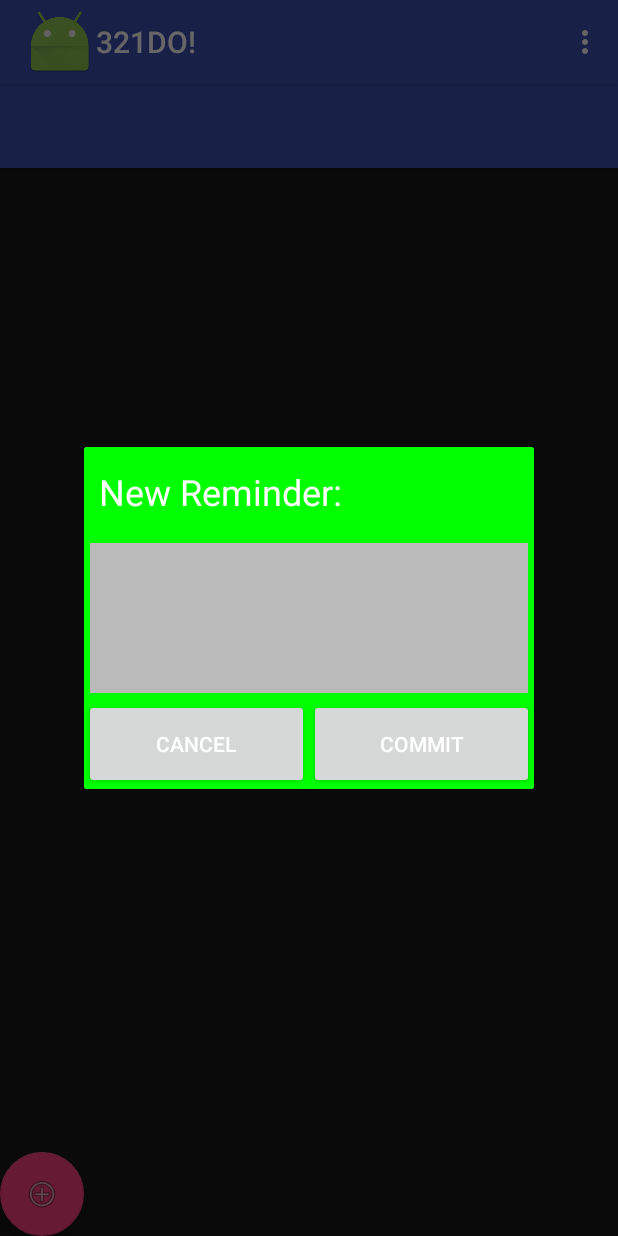
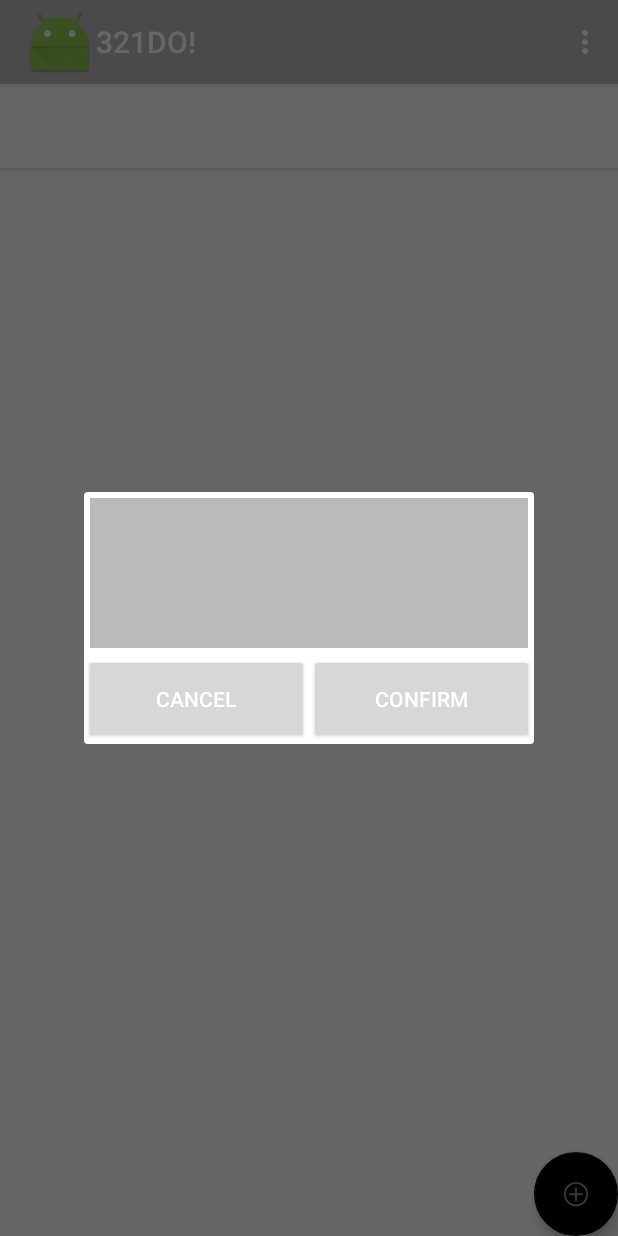
Before and after one commit to lalessio/321do, an Android app: the screen it shows after launch (NoteActivity), in the options menu, after a tap on "new Note", on a phone screen of 412 x 824 dp. Run offline under Robolectric (Android 15) with nearby library versions, the phone set to English and light mode, and no system bars.

Commit message:
still defining basic stuffs
now it works but its just a list with add operation but not delete or
edit

various problem on fetching the ids

various problems on Importance class

various problems in my head rn

```diff
--- a/321do/app/src/main/java/com/alessio/luca/a321do/Importance.java
+++ b/321do/app/src/main/java/com/alessio/luca/a321do/Importance.java
@@ -25,6 +25,10 @@ public class Importance {
     public Importance(Priority p, Urgency u) {
         this.priority = p;
         this.urgency = u;
+    }
+    public Importance(int i, char c){
+        this.priority = mapToPriority(i);
+        this.urgency = mapToUrgency(c);
     }
 
     //set & get
--- a/321do/app/src/main/java/com/alessio/luca/a321do/NoteActivity.java
+++ b/321do/app/src/main/java/com/alessio/luca/a321do/NoteActivity.java
@@ -1,93 +1,78 @@
 package com.alessio.luca.a321do;
 
-import android.annotation.TargetApi;
 import android.app.Dialog;
 import android.database.Cursor;
-import android.os.Build;
 import android.support.design.widget.FloatingActionButton;
 import android.support.v7.app.ActionBar;
-import android.support.v7.app.ActionBarActivity;
 import android.support.v7.app.AlertDialog;
 import android.support.v7.app.AppCompatActivity;
 import android.os.Bundle;
-import android.util.Log;
-import android.view.ActionMode;
 import android.view.Menu;
 import android.view.MenuInflater;
 import android.view.MenuItem;
 import android.view.View;
 import android.view.Window;
-import android.widget.AbsListView;
 import android.widget.AdapterView;
 import android.widget.ArrayAdapter;
 import android.widget.Button;
-import android.widget.CheckBox;
 import android.widget.EditText;
 import android.widget.LinearLayout;
 import android.widget.ListView;
 import android.widget.TextView;
 import android.widget.Toast;
 
+import java.util.ArrayList;
+
 public class NoteActivity extends AppCompatActivity {
-    private ListView mListView;
-    private NoteDBAdapter mDBAdapter;
-    private NoteSimpleCursorAdapter mCursorAdapter;
+    private ListView listView;
+    private NoteDBAdapter noteDBAdapter;
+
     @Override
     protected void onCreate(Bundle savedInstanceState) { //TODO
+
         super.onCreate(savedInstanceState);
         setContentView(R.layout.activity_note);
         ActionBar actionBar = getSupportActionBar();
         actionBar.setHomeButtonEnabled(true);
         actionBar.setDisplayShowHomeEnabled(true);
         actionBar.setIcon(R.mipmap.ic_launcher);
-        mListView = (ListView) findViewById(R.id.reminders_list_view);
-        mListView.setDivider(null);
-        mDBAdapter = new NoteDBAdapter(this);
-        mDBAdapter.open();
-       // if (savedInstanceState == null) {
-            //Clear all data
-            //mDBAdapter.deleteAllNotes();
-            //Add some data
-            //insertSomeNote();
-       // }
-        Cursor cursor = mDBAdapter.fetchAllNotes();
-//from columns defined in the db
-        String[] from = new String[]{
-                NoteDBAdapter.COL_TITLE
-        };
-//to the ids of views in the layout
-        int[] to = new int[]{
-                R.id.row_text
-        };
-        mCursorAdapter = new NoteSimpleCursorAdapter(NoteActivity.this, R.layout.note_row, cursor, from, to, 0);
-// the cursorAdapter (controller) is now updating the listView (view)
-//with data from the db (model)
-        mListView.setAdapter(mCursorAdapter);
-        //when we click an individual item in the listview
-        mListView.setOnItemClickListener(new AdapterView.OnItemClickListener() {
+
+        listView = (ListView) findViewById(R.id.note_list_view);
+        listView.setDivider(null);
+
+        noteDBAdapter = new NoteDBAdapter(this);
+        noteDBAdapter.open();
+        listView = (ListView)findViewById(R.id.note_list_view);
+        updateListView();
+
+        listView.setOnItemClickListener(new AdapterView.OnItemClickListener() {
             @Override
             public void onItemClick(AdapterView<?> parent, View view, final int masterListPosition, long id) {
+                //creo finestra
                 AlertDialog.Builder builder = new AlertDialog.Builder(NoteActivity.this);
                 ListView modeListView = new ListView(NoteActivity.this);
                 String[] modes = new String[] { "Edit Note", "Delete Note" };
-                ArrayAdapter<String> modeAdapter = new ArrayAdapter<>(NoteActivity.this,
-                        android.R.layout.simple_list_item_1, android.R.id.text1, modes);
+                ArrayAdapter<String> modeAdapter = new ArrayAdapter<>(NoteActivity.this, android.R.layout.simple_list_item_1, android.R.id.text1, modes);
                 modeListView.setAdapter(modeAdapter);
                 builder.setView(modeListView);
                 final Dialog dialog = builder.create();
                 dialog.show();
+
+                //gestico ordini
                 modeListView.setOnItemClickListener(new AdapterView.OnItemClickListener() {
                     @Override
                     public void onItemClick(AdapterView<?> parent, View view, int position, long id) {
 //edit reminder
+                        //TODO come mi ricavo la position?
                         if (position == 0) {
-                            int nId = getIdFromPosition(masterListPosition);
-                            Note nota= mDBAdapter.fetchNoteById(nId);
-                            fireCustomDialog(nota);
-//delete reminder
+                            //int nId = getIdFromPosition(masterListPosition);
+                            //Note nota= noteDBAdapter.fetchNoteById(nId);
+                            //showNewNoteMenu(nota);
+                            Toast.makeText(NoteActivity.this, "edit " + position, Toast.LENGTH_SHORT).show();
                         } else {
-                            mDBAdapter.deleteNoteById(getIdFromPosition(masterListPosition));
-                            mCursorAdapter.changeCursor(mDBAdapter.fetchAllNotes());
+                            //noteDBAdapter.deleteNoteById(getIdFromPosition(masterListPosition));
+                            //mCursorAdapter.changeCursor(noteDBAdapter.fetchAllNotes());
+                            Toast.makeText(NoteActivity.this, "delete " + position, Toast.LENGTH_SHORT).show();
                         }
                         dialog.dismiss();
                     }
@@ -100,63 +85,58 @@ public class NoteActivity extends AppCompatActivity {
         fab.setOnClickListener(new View.OnClickListener() {
             @Override
             public void onClick(View view) {
-                fireCustomDialog(null);
+                showNewNoteMenu();
+                //Toast.makeText(NoteActivity.this, "pressed FAB", Toast.LENGTH_SHORT).show();
             }
         });
 
-        mListView.setChoiceMode(ListView.CHOICE_MODE_MULTIPLE_MODAL);
-        mListView.setMultiChoiceModeListener(new AbsListView.MultiChoiceModeListener() {
-            @Override
-            public void onItemCheckedStateChanged(ActionMode mode, int position, long id, boolean
-                    checked) { }
-            @Override
-            public boolean onCreateActionMode(ActionMode mode, Menu menu) {
-                MenuInflater inflater = mode.getMenuInflater();
-                inflater.inflate(R.menu.cam_menu, menu);
-                return true;
-            }
-            @Override
-            public boolean onPrepareActionMode(ActionMode mode, Menu menu) {
-                return false;
-            }
-            @Override
-            public boolean onActionItemClicked(ActionMode mode, MenuItem item) {
-                switch (item.getItemId()) {
-                    case R.id.menu_item_delete_reminder:
-                        for (int nC = mCursorAdapter.getCount() - 1; nC >= 0; nC--) {
-                            if (mListView.isItemChecked(nC)) {
-                                mDBAdapter.deleteNoteById(getIdFromPosition(nC));
-                            }
-                        }
-                        mode.finish();
-                        mCursorAdapter.changeCursor(mDBAdapter.fetchAllNotes());
-                        return true;
-                }
-                return false;
-            }
-            @Override
-            public void onDestroyActionMode(ActionMode mode) { }
-        });
+//        listView.setChoiceMode(ListView.CHOICE_MODE_MULTIPLE_MODAL);
+//        listView.setMultiChoiceModeListener(new AbsListView.MultiChoiceModeListener() {
+//            @Override
+//            public void onItemCheckedStateChanged(ActionMode mode, int position, long id, boolean
+//                    checked) { }
+//            @Override
+//            public boolean onCreateActionMode(ActionMode mode, Menu menu) {
+//                MenuInflater inflater = mode.getMenuInflater();
+//                inflater.inflate(R.menu.cam_menu, menu);
+//                return true;
+//            }
+//            @Override
+//            public boolean onPrepareActionMode(ActionMode mode, Menu menu) {
+//                return false;
+//            }
+//            @Override
+//            public boolean onActionItemClicked(ActionMode mode, MenuItem item) {
+//                switch (item.getItemId()) {
+//                    case R.id.menu_item_delete_reminder:
+//                        for (int nC = mCursorAdapter.getCount() - 1; nC >= 0; nC--) {
+//                            if (listView.isItemChecked(nC)) {
+//                                noteDBAdapter.deleteNoteById(getIdFromPosition(nC));
+//                            }
+//                        }
+//                        mode.finish();
+//                        mCursorAdapter.changeCursor(noteDBAdapter.fetchAllNotes());
+//                        return true;
+//                }
+//                return false;
+//            }
+//            @Override
+//            public void onDestroyActionMode(ActionMode mode) { }
+//        });
+//
+    }
+//
+//    private int getIdFromPosition(int nC) {
+//        return (int)mCursorAdapter.getItemId(nC);
+//    }
 
-    }
-
-    private int getIdFromPosition(int nC) {
-        return (int)mCursorAdapter.getItemId(nC);
-    }
-
-    private void insertSomeNote() {
-        mDBAdapter.createNote(new Note("Impegno di prova"));
-        mDBAdapter.createNote(new Note("Se vedi questi impegni"));
-        mDBAdapter.createNote(new Note("Vuol dire che il db era vuoto"));
-        mDBAdapter.createNote(new Note("Queste sono note di default"));
-    }
 
     @Override
     public boolean onOptionsItemSelected(MenuItem item) {
         switch (item.getItemId()) {
             case R.id.action_new:
-//create new Note
-                fireCustomDialog(null);
+//                Toast.makeText(NoteActivity.this, "nuova nota? non ancora mi spiace!", Toast.LENGTH_SHORT).show();
+                showNewNoteMenu();
                 return true;
             case R.id.action_exit:
                 finish();
@@ -166,47 +146,33 @@ public class NoteActivity extends AppCompatActivity {
         }
     }
 
-    private void fireCustomDialog(final Note reminder){//TODO
-// custom dialog
+    private void showNewNoteMenu(){
+        //creo la finestrella e la popolo
         final Dialog dialog = new Dialog(this);
-        dialog.requestWindowFeature(Window.FEATURE_NO_TITLE);
-        dialog.setContentView(R.layout.dialog_costum);
-        TextView titleView = (TextView) dialog.findViewById(R.id.textView);
-        final EditText editCustom = (EditText) dialog.findViewById(R.id.editText);
-        Button commitButton = (Button) dialog.findViewById(R.id.button_commit);
-        LinearLayout rootLayout = (LinearLayout) dialog.findViewById(R.id.custom_root_layout);
-        final boolean isEditOperation = (reminder != null);
-        rootLayout.setBackgroundColor(getResources().getColor(R.color.green));
-//this is for an edit
-        if (isEditOperation){
-            titleView.setText("Edit Note");
-            editCustom.setText(reminder.getTitle());
-            rootLayout.setBackgroundColor(getResources().getColor(R.color.blue));
-        }
-        commitButton.setOnClickListener(new View.OnClickListener() {
+        dialog.setTitle("Add a new Note");
+        dialog.setContentView(R.layout.dialog_new_note);
+        final EditText editCustom = (EditText) dialog.findViewById(R.id.editText_title);
+        LinearLayout rootLayout = (LinearLayout) dialog.findViewById(R.id.new_note_layout);
+        final Button confirmButton = (Button) dialog.findViewById(R.id.button_confirm);
+        final Button buttonCancel = (Button) dialog.findViewById(R.id.button_cancel);
+        dialog.show();
+
+        //collego comando ai pulsanti
+        confirmButton.setOnClickListener(new View.OnClickListener() {
             @Override
             public void onClick(View v) {
-                String reminderText = editCustom.getText().toString();
-                if (isEditOperation) {
-                    Note reminderEdited = new Note(reminderText);
-                    mDBAdapter.updateNote(reminderEdited);
-//this is for new reminder
-                } else {
-
-                    mDBAdapter.createNote(new Note(reminderText));
-                }
-                mCursorAdapter.changeCursor(mDBAdapter.fetchAllNotes());
+                noteDBAdapter.createNote(new Note(editCustom.getText().toString()));
+                updateListView();
                 dialog.dismiss();
             }
         });
-        Button buttonCancel = (Button) dialog.findViewById(R.id.button_cancel);
+
         buttonCancel.setOnClickListener(new View.OnClickListener() {
             @Override
             public void onClick(View v) {
                 dialog.dismiss();
             }
         });
-        dialog.show();
     }
 
 
@@ -217,9 +183,17 @@ public class NoteActivity extends AppCompatActivity {
         return true;
     }
 
-    @Override
-    protected void onDestroy() {
-        super.onDestroy();
-        mDBAdapter.close();
+    public void updateListView()
+    {
+        Cursor cursor = noteDBAdapter.retrieveAllNotes();
+        ArrayList<String> arrayAllTitles = new ArrayList<String>();
+        while (cursor.isAfterLast()==false)
+        {
+            arrayAllTitles.add(cursor.getString(cursor.getColumnIndex("title")));
+            cursor.moveToNext();
+        }
+
+        ArrayAdapter arrayAdapter = new ArrayAdapter(this,android.R.layout.simple_list_item_1,arrayAllTitles);
+        listView.setAdapter(arrayAdapter);
     }
 }
--- a/321do/app/src/main/java/com/alessio/luca/a321do/NoteDBAdapter.java
+++ b/321do/app/src/main/java/com/alessio/luca/a321do/NoteDBAdapter.java
@@ -16,11 +16,11 @@ import java.util.Date;
 
 public class NoteDBAdapter {
     //these are the column names
-    public static final String COL_ID = "_id";
+    public static final String COL_ID = "id";
     public static final String COL_TITLE = "title";
     public static final String COL_DESCRIPTION="description";
     public static final String COL_TAG="tag";
-    public static final String COL_CHECKLIST="checkList";
+//    public static final String COL_CHECKLIST="checkList";
     public static final String COL_DUEDATE="dueDate";
     public static final String COL_IMPORTANCE="importance";
     public static final String COL_DONE="done";
@@ -39,7 +39,7 @@ public class NoteDBAdapter {
     private static final String TAG = "NoteDBAdapter";
     private DatabaseHelper mDBHelper;
     private SQLiteDatabase mDB;
-    private static final String DATABASE_NAME = "db_notes";
+    private static final String DATABASE_NAME = "321do_db_test_0";
     private static final String TABLE_NAME = "table_notes";
     private static final int DATABASE_VERSION = 1;
     private final Context mCtx;
@@ -50,11 +50,11 @@ public class NoteDBAdapter {
                     COL_TITLE + " TEXT, " + //semplice stringa no problem
                     COL_DESCRIPTION + " TEXT, " + //semplice stringa no problem
                     COL_TAG + " TEXT, " + //semplice stringa no problem (per ora)
-                    COL_CHECKLIST + " TEXT, " + //come salvo arraylist?
+//                    COL_CHECKLIST + " TEXT, " + //come salvo arraylist?
                     COL_DUEDATE + " INTEGER, " + //converto a long al momento del salvataggio (INTEGER non ha problemi a memorizzare long quindi non perdo cifre)
-                    COL_IMPORTANCE + " INTEGER, " + //TODO pensare a come salvare
+                    COL_IMPORTANCE + " TEXT, " + //TODO pensare a come salvare
                     COL_DONE + " INTEGER);"; //booleano visto come 0 o 1
-//TODO leggere e rivedere
+//TODO leggere e rivedere (sembra ok)
     public NoteDBAdapter(Context ctx) {
         this.mCtx = ctx;
     }
@@ -79,45 +79,54 @@ public class NoteDBAdapter {
         values.put(COL_TITLE, note.getTitle());
         values.put(COL_DESCRIPTION, note.getDescription());
         values.put(COL_TAG, note.getTag());
-//TODO finire
+//        values.put(COL_CHECKLIST, note.getCheckList().toString()); //TODO correggere
+        values.put(COL_IMPORTANCE,note.readImportance());
         values.put(COL_DUEDATE,note.getDueDate().getTimeInMillis());
-// Inserting Row
+        values.put(COL_DONE,note.isDone()?1:0);
         return mDB.insert(TABLE_NAME, null, values);
     }
 
     //READ
-    public Note fetchNoteById(int id) {
+    //TODO
+    public Note fetchNoteById(int id) { //l'id verrà passata da un getId() quindi conoscendola già
         Cursor cursor = mDB.query(TABLE_NAME, new String[]{COL_ID,
-                        COL_TITLE}, COL_ID + "=?",
+                        COL_TITLE, COL_DESCRIPTION, COL_TAG, /*COL_CHECKLIST,*/ COL_IMPORTANCE, COL_DUEDATE, COL_DONE}, COL_ID + "=?",
                 new String[]{String.valueOf(id)}, null, null, null, null
         );
         if (cursor != null)
             cursor.moveToFirst();
+        Log.v(TAG,"retrieved one note");
         return new Note(
                 cursor.getString(INDEX_TITLE)
         );
     }
-    public Cursor fetchAllNotes() {
-        Cursor mCursor = mDB.query(TABLE_NAME, new String[]{COL_ID,
-                        COL_TITLE},
-                null, null, null, null, null
-        );
-        if (mCursor != null) {
-            mCursor.moveToFirst();
-        }
-        return mCursor;
+
+    public Cursor retrieveAllNotes() {
+        Cursor c = mDB.rawQuery("select * from " + TABLE_NAME, null);
+        c.moveToFirst();
+        Log.d(TAG,"all notes retrieved from db correctly");
+        return c;
     }
+
     //UPDATE
-    public void updateNote(Note nota) {
+    //TODO
+    public void updateNote(Note note) {
         ContentValues values = new ContentValues();
-        values.put(COL_TITLE, nota.getTitle());
-        mDB.update(TABLE_NAME, values,
-                COL_ID + "=?", new String[]{String.valueOf(nota.getId())});
+        values.put(COL_TITLE, note.getTitle());
+        values.put(COL_DESCRIPTION, note.getDescription());
+        values.put(COL_TAG, note.getTag());
+//        values.put(COL_CHECKLIST, note.getCheckList().toString()); //TODO correggere
+        values.put(COL_IMPORTANCE,note.readImportance());
+        values.put(COL_DUEDATE,note.getDueDate().getTimeInMillis());
+        values.put(COL_DONE,note.isDone()?1:0);
+        mDB.update(TABLE_NAME, values, COL_ID + "=?", new String[]{String.valueOf(note.getId())});
     }
+
     //DELETE
     public void deleteNoteById(int nId) {
         mDB.delete(TABLE_NAME, COL_ID + "=?", new String[]{String.valueOf(nId)});
     }
+
     public void deleteAllNotes() {
         mDB.delete(TABLE_NAME, null, null);
     }
--- a/321do/app/src/main/java/com/alessio/luca/a321do/NoteSimpleCursorAdapter.java
+++ /dev/null
@@ -1,47 +0,0 @@
-package com.alessio.luca.a321do;
-
-import android.content.Context;
-import android.database.Cursor;
-import android.view.View;
-import android.view.ViewGroup;
-import android.widget.SimpleCursorAdapter;
-
-public class NoteSimpleCursorAdapter extends SimpleCursorAdapter{
-    public NoteSimpleCursorAdapter(Context context, int layout, Cursor c, String[]
-            from, int[] to, int flags) {
-        super(context, layout, c, from, to, flags);
-    }
-    //to use a viewholder, you must override the following two methods and define a ViewHolder class
-    @Override
-    public View newView(Context context, Cursor cursor, ViewGroup parent) {
-        return super.newView(context, cursor, parent);
-    }
-    @Override
-    public void bindView(View view, Context context, Cursor cursor) {
-        super.bindView(view, context, cursor);
-        ViewHolder holder = (ViewHolder) view.getTag();
-        if(holder==null)
-        {
-            holder=new ViewHolder();
-            view.setTag(holder);
-        }
-
-        //if (holder == null) {
-          //  holder = new ViewHolder();
-            //holder.colImp = cursor.getColumnIndexOrThrow(NoteDBAdapter.COL_IMPORTANT);
-         //   holder.listTab = view.findViewById(R.id.row_tab);
-          //  view.setTag(holder);
-        //}
-        //if (cursor.getInt(holder.colImp) > 0) {
-         //   holder.listTab.setBackgroundColor(context.getResources().getColor(R.color.red));
-        //} else {
-         //   holder.listTab.setBackgroundColor(context.getResources().getColor(R.color.green));
-        //}
-    }
-    static class ViewHolder {
-        //store the column index
-        //int colImp;
-        //store the view
-        View listTab;
-    }
-}
--- a/321do/app/src/main/res/layout/activity_note.xml
+++ b/321do/app/src/main/res/layout/activity_note.xml
@@ -15,7 +15,7 @@ tools:context="com.alessio.luca.a321do.NoteActivity">
         android:id="@+id/toolbar"
         android:layout_width="match_parent"
         android:layout_height="?attr/actionBarSize"
-        android:background="?attr/colorPrimary" />
+        android:background="@color/white" />
 
 </android.support.design.widget.AppBarLayout>
 
@@ -25,7 +25,8 @@ tools:context="com.alessio.luca.a321do.NoteActivity">
         android:id="@+id/fab"
         android:layout_width="wrap_content"
         android:layout_height="wrap_content"
-        android:layout_gravity="bottom"
+        android:layout_gravity="bottom|end"
+        android:background="@color/dark_grey"
         app:srcCompat="@android:drawable/ic_menu_add"
         />
 
--- a/321do/app/src/main/res/layout/content_note.xml
+++ b/321do/app/src/main/res/layout/content_note.xml
@@ -2,10 +2,10 @@
 <RelativeLayout xmlns:android="http://schemas.android.com/apk/res/android"
     xmlns:app="http://schemas.android.com/apk/res-auto"
     xmlns:tools="http://schemas.android.com/tools"
-    android:id="@+id/activity_reminders"
+    android:id="@+id/activity_note"
     android:layout_width="match_parent"
     android:layout_height="match_parent"
-    android:background="@color/dark_grey"
+    android:background="@color/white"
     android:paddingBottom="@dimen/activity_vertical_margin"
     android:paddingLeft="@dimen/activity_horizontal_margin"
     android:paddingRight="@dimen/activity_horizontal_margin"
@@ -17,7 +17,7 @@
     <ListView
         android:layout_width="match_parent"
         android:layout_height="match_parent"
-        android:id="@+id/reminders_list_view"
+        android:id="@+id/note_list_view"
         tools:listitem="@layout/note_row"
         android:layout_alignParentTop="true"
         android:layout_alignParentLeft="true"
--- a/321do/app/src/main/res/layout/dialog_costum.xml
+++ b/321do/app/src/main/res/layout/dialog_new_note.xml
@@ -1,21 +1,11 @@
 <?xml version="1.0" encoding="utf-8"?>
 <LinearLayout xmlns:android="http://schemas.android.com/apk/res/android"
     android:orientation="vertical" android:layout_width="300dp"
-    android:id="@+id/custom_root_layout"
+    android:id="@+id/new_note_layout"
     android:layout_height="fill_parent">
 
-    <TextView
-        android:layout_width="fill_parent"
-        android:layout_height="60dp"
-        android:gravity="center_vertical"
-        android:padding="10dp"
-        android:text="New Reminder:"
-        android:textColor="@color/white"
-        android:textSize="24sp"
-        android:id="@+id/textView" />
-
     <EditText
-        android:id="@+id/editText"
+        android:id="@+id/editText_title"
         android:layout_width="fill_parent"
         android:layout_height="100dp"
         android:layout_margin="4dp"
@@ -36,15 +26,16 @@
             android:layout_weight="50"
             android:text="Cancel"
             android:textColor="@color/white"
-            android:id="@+id/button_cancel" />
+            android:id="@+id/button_cancel"/>
 
         <Button
             android:layout_width="0dp"
             android:layout_height="60dp"
             android:layout_weight="50"
-            android:text="Commit"
+            android:text="Confirm"
             android:textColor="@color/white"
-            android:id="@+id/button_commit"/>
+            android:id="@+id/button_confirm" />
+
     </LinearLayout>
 
 </LinearLayout>
--- a/321do/app/src/main/res/values/colors.xml
+++ b/321do/app/src/main/res/values/colors.xml
@@ -1,8 +1,8 @@
 <?xml version="1.0" encoding="utf-8"?>
 <resources>
-    <color name="colorPrimary">#3F51B5</color>
-    <color name="colorPrimaryDark">#303F9F</color>
-    <color name="colorAccent">#FF4081</color>
+    <color name="colorPrimary">@color/light_grey</color>
+    <color name="colorPrimaryDark">@color/dark_grey</color>
+    <color name="colorAccent">@color/black</color>
     <color name="dark_grey">#181818</color>
     <color name="green">#00ff00</color>
     <color name="white">#ffffff</color>
```
Also changed, not shown: 321do/app/src/main/java/com/alessio/luca/a321do/Note.java (+27 -18 lines).
